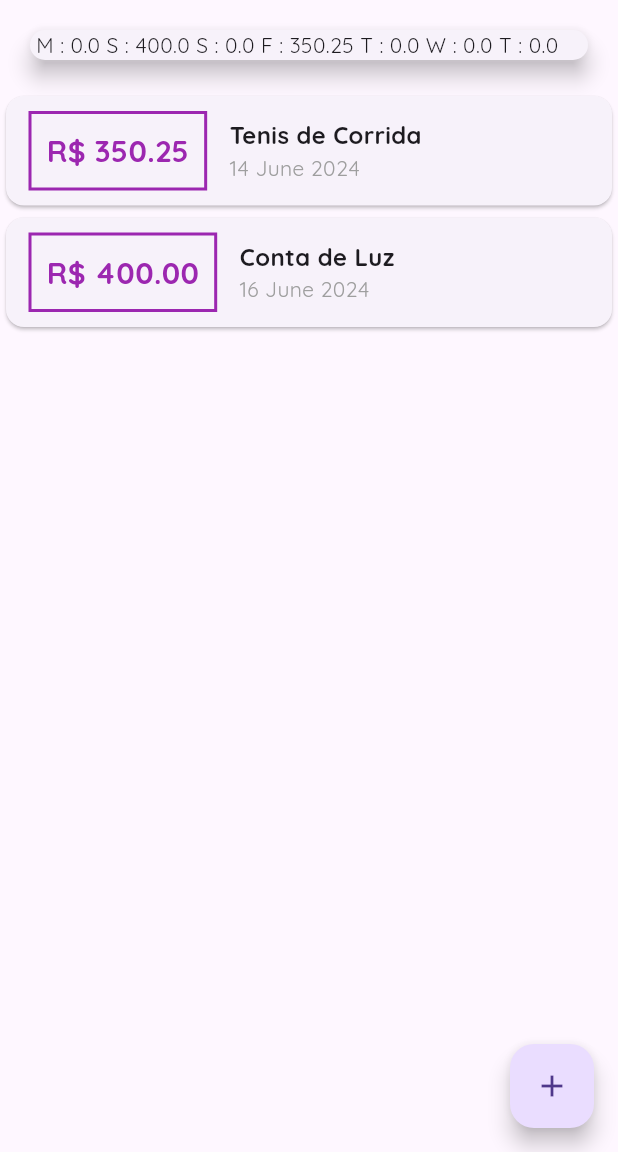
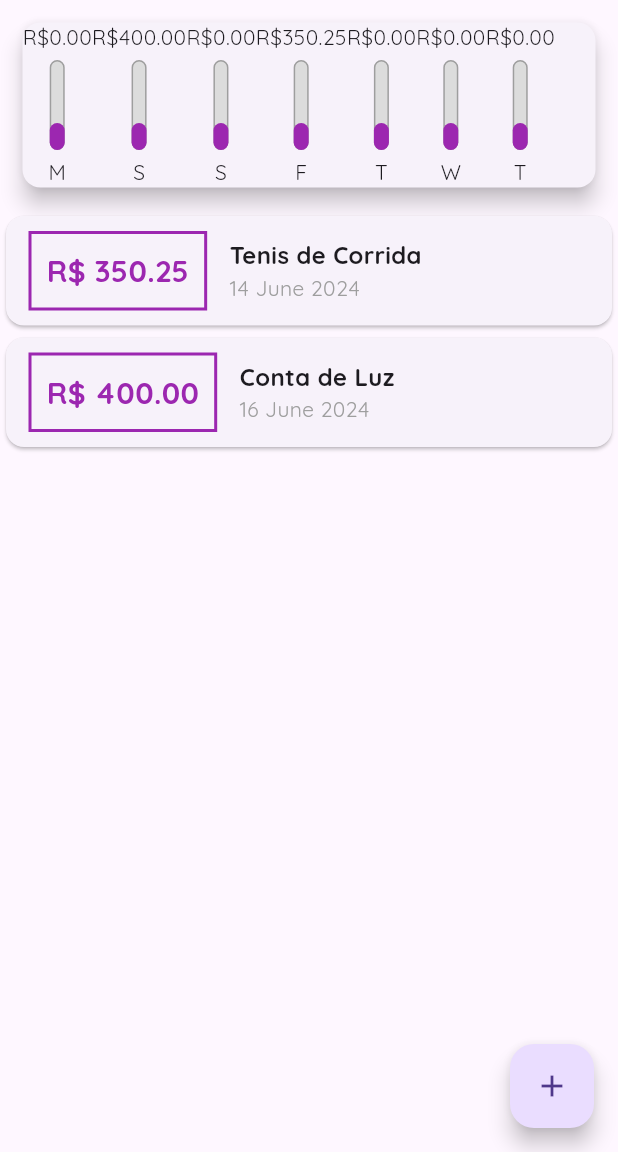
Before and after one commit to juniin1233/Expenses, a Flutter app: the screen it shows after launch, on a phone screen of 412 x 824 dp, the part 84-1236 px from its top. Run offline on Flutter 3.47's test engine with Material 3 defaults, Android fonts, the phone set to English and light mode, and no system bars.

Commit message:
Criando a barra
Criei a barra que irá subir conforme a porcentagem aumentar!!

```diff
--- a/expenses/lib/widgets/chart.dart
+++ b/expenses/lib/widgets/chart.dart
@@ -1,4 +1,5 @@
 import 'package:expenses/models/transactions.dart';
+import 'package:expenses/widgets/chart_bar.dart';
 import 'package:flutter/material.dart';
 import 'package:intl/intl.dart';
 
@@ -19,12 +20,12 @@ class Chart extends StatelessWidget {
       double totalSum = 0.0;
 
       // Varendo a lista de transações, para ver se as transações foram feitas nos ultimos 7 dias
-      for(var i = 0; i < recentTransaction.length; i++){
+      for (var i = 0; i < recentTransaction.length; i++) {
         bool sameDay = recentTransaction[i].date.day == weekDay.day;
         bool sameMonth = recentTransaction[i].date.month == weekDay.month;
         bool sameYear = recentTransaction[i].date.year == weekDay.year;
 
-        if(sameDay && sameMonth && sameYear){
+        if (sameDay && sameMonth && sameYear) {
           totalSum += recentTransaction[i].value;
         }
       }
@@ -42,11 +43,16 @@ class Chart extends StatelessWidget {
     grouepTransactions;
     return Card(
       elevation: 6,
-      margin:  const EdgeInsets.all(20),
+      margin: const EdgeInsets.all(15),
       child: Row(
         // Mapeando dados para um Widgets
         children: grouepTransactions.map((tr) {
-          return Text(' ${tr['day']} : ${tr['value']}');
+          return ChartBar(
+            // Convertendo uma variavel do tipo objeto para o tipo String/double apenas com o prefixo "as"
+            label: tr['day'] as String,
+            value: tr['value'] as double,
+            percentage: 0.3,
+          );
         }).toList(),
       ),
     );
--- a/expenses/lib/widgets/chart_bar.dart
+++ b/expenses/lib/widgets/chart_bar.dart
@@ -1,14 +1,63 @@
 import 'package:flutter/material.dart';
+import 'package:flutter/widgets.dart';
 
 class ChartBar extends StatelessWidget {
+  const ChartBar({
+    super.key,
+    required this.label,
+    required this.value,
+    required this.percentage,
+  });
 
-  const ChartBar({ super.key });
+  final String label;
+  final double value;
+  final double percentage;
 
-   @override
-   Widget build(BuildContext context) {
-       return Scaffold(
-           appBar: AppBar(title: const Text(''),),
-           body: Container(),
-       );
+  @override
+  Widget build(BuildContext context) {
+    return Column(
+      children: [
+        Text("R\$${value.toStringAsFixed(2)}"),
+        const SizedBox(
+          height: 5,
+        ),
+        // ignore: sized_box_for_whitespace
+        Container(
+          height: 60,
+          width: 10,
+          child: Stack(
+            // Stack um widget que empilha outros widget
+            alignment: AlignmentDirectional.bottomCenter,
+            children: [
+              Container(
+                decoration: BoxDecoration(
+                  border: Border.all(
+                    color: Colors.grey,
+                    width: 1.0,
+                  ),
+                  color: const Color.fromRGBO(220, 220, 220, 1),
+                  borderRadius: BorderRadius.circular(5)
+                ),
+              ),
+              // Um SizedBox que a altura/largura aumenta de tamanho conforme a sua porcentagem
+              FractionallySizedBox(
+                // heightFactor: 0.9,
+                heightFactor: percentage,
+                child: Container(
+                  decoration: BoxDecoration(
+                  color: Colors.purple,
+                  borderRadius: BorderRadius.circular(5)
+                ),
+                ),
+              ),
+            ],
+          ),
+        ),
+        const SizedBox(
+          height: 5,
+        ),
+        Text(label)
+      ],
+    );
   }
 }
```
